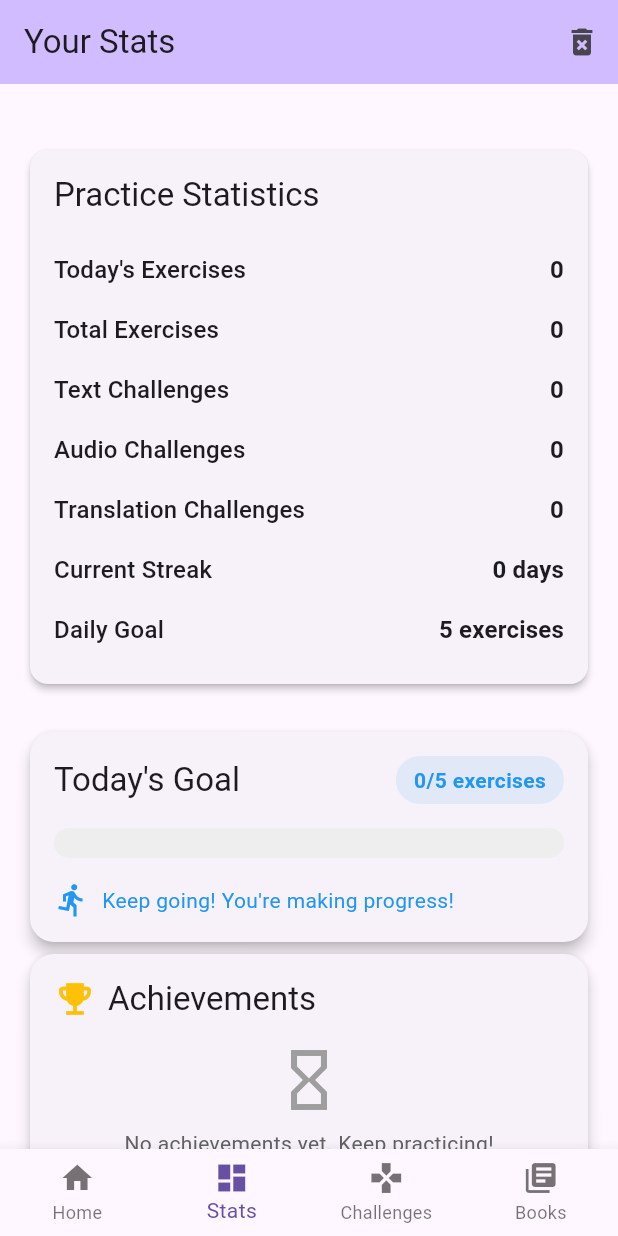
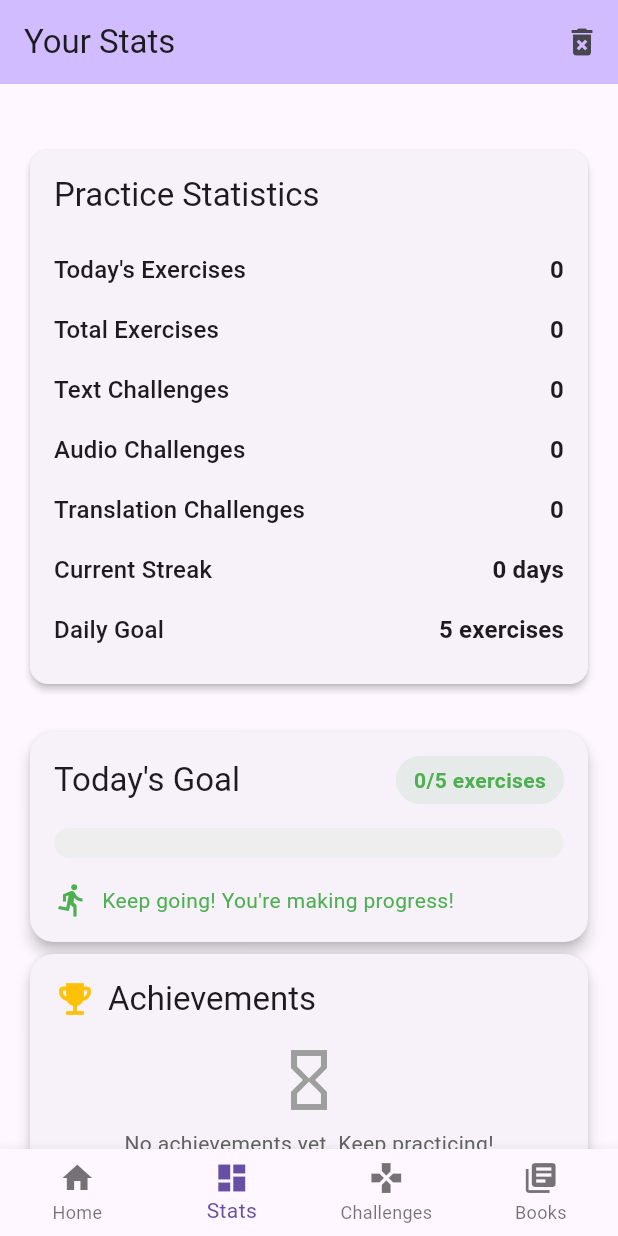
Before and after one commit to hyunjin1012/justype_app, a Flutter app: the screen it shows after launch, item 2 of the bottom bar chosen, on a phone screen of 412 x 824 dp. Run offline on Flutter 3.47's test engine with Material 3 defaults, Android fonts, the phone set to English and light mode, and no system bars; our stand-ins replace audioplayers, confetti, flutter_dotenv, flutter_tts, go_router, package_info_plus and 2 more; missing offline and left inert: translator; network calls fail.

Commit message:
edit accent color feature

```diff
--- a/lib/main.dart
+++ b/lib/main.dart
@@ -50,20 +50,20 @@ class _MyAppState extends State<MyApp> {
   @override
   void initState() {
     super.initState();
-    // Listen for theme changes
-    AppRouter.themeService.addListener(() {
-      setState(() {});
-    });
   }
 
   @override
   Widget build(BuildContext context) {
-    return MaterialApp.router(
-      title: 'JusType',
-      theme: AppRouter.themeService.getThemeData(),
-      darkTheme: AppRouter.themeService.darkTheme,
-      themeMode: AppRouter.themeService.themeMode,
-      routerConfig: AppRouter.router,
+    return Consumer<ThemeService>(
+      builder: (context, themeService, child) {
+        return MaterialApp.router(
+          title: 'JusType',
+          theme: themeService.getThemeData(),
+          darkTheme: themeService.darkTheme,
+          themeMode: themeService.themeMode,
+          routerConfig: AppRouter.router,
+        );
+      },
     );
   }
 }
--- a/lib/router/app_router.dart
+++ b/lib/router/app_router.dart
@@ -11,6 +11,7 @@ import '../screens/onboarding_screen.dart';
 import '../screens/speech_translation_screen.dart';
 import '../screens/challenges_screen.dart';
 import '../services/theme_service.dart';
+import 'package:provider/provider.dart';
 
 class AppRouter {
   static final _rootNavigatorKey = GlobalKey<NavigatorState>();
@@ -22,8 +23,6 @@ class AppRouter {
       GlobalKey<NavigatorState>(debugLabel: 'challenges');
   static final _booksNavigatorKey =
       GlobalKey<NavigatorState>(debugLabel: 'books');
-
-  static final ThemeService themeService = ThemeService();
 
   // Create static instances of screens to preserve their state
   static const homeScreen = HomeScreen();
@@ -111,7 +110,8 @@ class AppRouter {
         path: '/settings',
         parentNavigatorKey: _rootNavigatorKey,
         builder: (context, state) {
-          return SettingsScreen(themeService: themeService);
+          return SettingsScreen(
+              themeService: Provider.of<ThemeService>(context));
         },
       ),
     ],
--- a/lib/screens/dashboard_screen.dart
+++ b/lib/screens/dashboard_screen.dart
@@ -1,6 +1,8 @@
 import 'package:flutter/material.dart';
 import '../widgets/achievement_banner.dart';
 import '../services/progress_service.dart';
+import '../services/theme_service.dart';
+import 'package:provider/provider.dart';
 
 class DashboardScreen extends StatefulWidget {
   const DashboardScreen({super.key});
@@ -100,7 +102,7 @@ class _DashboardScreenState extends State<DashboardScreen>
                 title: 'Congratulations!',
                 description: achievements.last,
                 icon: 'assets/animations/achievement.json',
-                backgroundColor: Colors.green,
+                backgroundColor: Provider.of<ThemeService>(context).accentColor,
                 textColor: Colors.white,
                 onDismiss: () {
                   // Clear recent achievements when dismissed
@@ -176,6 +178,7 @@ class _DashboardScreenState extends State<DashboardScreen>
     final dailyExercises = _progressService.getDailyExercises();
     final dailyGoal = _progressService.getDailyGoal();
     final progress = dailyExercises / dailyGoal;
+    final themeService = Provider.of<ThemeService>(context);
 
     return Card(
       elevation: 4,
@@ -199,7 +202,7 @@ class _DashboardScreenState extends State<DashboardScreen>
                       const EdgeInsets.symmetric(horizontal: 12, vertical: 6),
                   decoration: BoxDecoration(
                     color: progress >= 1.0
-                        ? Colors.green.shade100
+                        ? themeService.accentColor.withOpacity(0.1)
                         : Theme.of(context).primaryColor.withOpacity(0.1),
                     borderRadius: BorderRadius.circular(20),
                   ),
@@ -207,7 +210,7 @@ class _DashboardScreenState extends State<DashboardScreen>
                     '$dailyExercises/$dailyGoal exercises',
                     style: TextStyle(
                       color: progress >= 1.0
-                          ? Colors.green.shade800
+                          ? themeService.accentColor
                           : Theme.of(context).primaryColor,
                       fontWeight: FontWeight.bold,
                     ),
@@ -226,7 +229,7 @@ class _DashboardScreenState extends State<DashboardScreen>
                     backgroundColor: Colors.grey.shade200,
                     valueColor: AlwaysStoppedAnimation<Color>(
                       progress >= 1.0
-                          ? Colors.green
+                          ? themeService.accentColor
                           : Theme.of(context).primaryColor,
                     ),
                   ),
@@ -256,7 +259,7 @@ class _DashboardScreenState extends State<DashboardScreen>
                   Text(
                     'Daily goal completed! Great job!',
                     style: TextStyle(
-                      color: Colors.green.shade800,
+                      color: themeService.accentColor,
                       fontWeight: FontWeight.bold,
                     ),
                   ),
--- a/lib/services/theme_service.dart
+++ b/lib/services/theme_service.dart
@@ -5,7 +5,7 @@ class ThemeService extends ChangeNotifier {
   ThemeMode _themeMode = ThemeMode.light;
 
   // Define a variable to hold the accent color
-  Color _accentColor = Colors.blue; // Default accent color
+  Color _accentColor = Colors.green; // Default accent color
 
   // Define a variable to hold the speech rate
   double _speechRate = 1.0; // Default speech rate
```
Also changed, not shown: lib/screens/home_screen.dart (+8 -3 lines).
